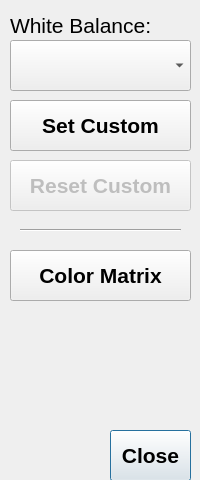
krontech/chronos-cam-app, file src/whitebalancedialog.ui: the form before one commit.
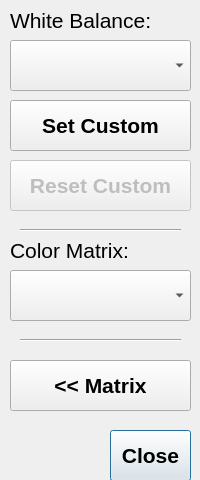
The form after the commit.

Commit message:
Add custom color matricies, and add CIECAM02/D55 as a preset.
The colorwindow setting now adds the ability to save the custom matrix
into the settings, and use signals to pass button clicks around between
the colorwindow and whitebalance dialog.

Patch:
```diff
--- a/src/whitebalancedialog.ui
+++ b/src/whitebalancedialog.ui
@@ -77,7 +77,7 @@
      <x>10</x>
      <y>10</y>
      <width>181</width>
-     <height>31</height>
+     <height>21</height>
     </rect>
    </property>
    <property name="font">
@@ -116,7 +116,7 @@
    <property name="geometry">
     <rect>
      <x>10</x>
-     <y>250</y>
+     <y>360</y>
      <width>181</width>
      <height>51</height>
     </rect>
@@ -129,7 +129,7 @@
     </font>
    </property>
    <property name="text">
-    <string>Color Matrix</string>
+    <string>&lt;&lt; Matrix</string>
    </property>
   </widget>
   <widget class="Line" name="line">
@@ -145,6 +145,55 @@
     <enum>Qt::Horizontal</enum>
    </property>
   </widget>
+  <widget class="QComboBox" name="comboColor">
+   <property name="geometry">
+    <rect>
+     <x>10</x>
+     <y>270</y>
+     <width>181</width>
+     <height>51</height>
+    </rect>
+   </property>
+   <property name="font">
+    <font>
+     <pointsize>13</pointsize>
+     <weight>75</weight>
+     <italic>true</italic>
+     <bold>true</bold>
+    </font>
+   </property>
+  </widget>
+  <widget class="QLabel" name="colorLabel">
+   <property name="geometry">
+    <rect>
+     <x>10</x>
+     <y>240</y>
+     <width>151</width>
+     <height>21</height>
+    </rect>
+   </property>
+   <property name="font">
+    <font>
+     <pointsize>16</pointsize>
+    </font>
+   </property>
+   <property name="text">
+    <string>Color Matrix:</string>
+   </property>
+  </widget>
+  <widget class="Line" name="line_2">
+   <property name="geometry">
+    <rect>
+     <x>20</x>
+     <y>330</y>
+     <width>161</width>
+     <height>20</height>
+    </rect>
+   </property>
+   <property name="orientation">
+    <enum>Qt::Horizontal</enum>
+   </property>
+  </widget>
  </widget>
  <tabstops>
   <tabstop>cmdClose</tabstop>
```
Left out of the diff: 2 changed lines with no effect on the pictures. The commit also changes 7 other files.
